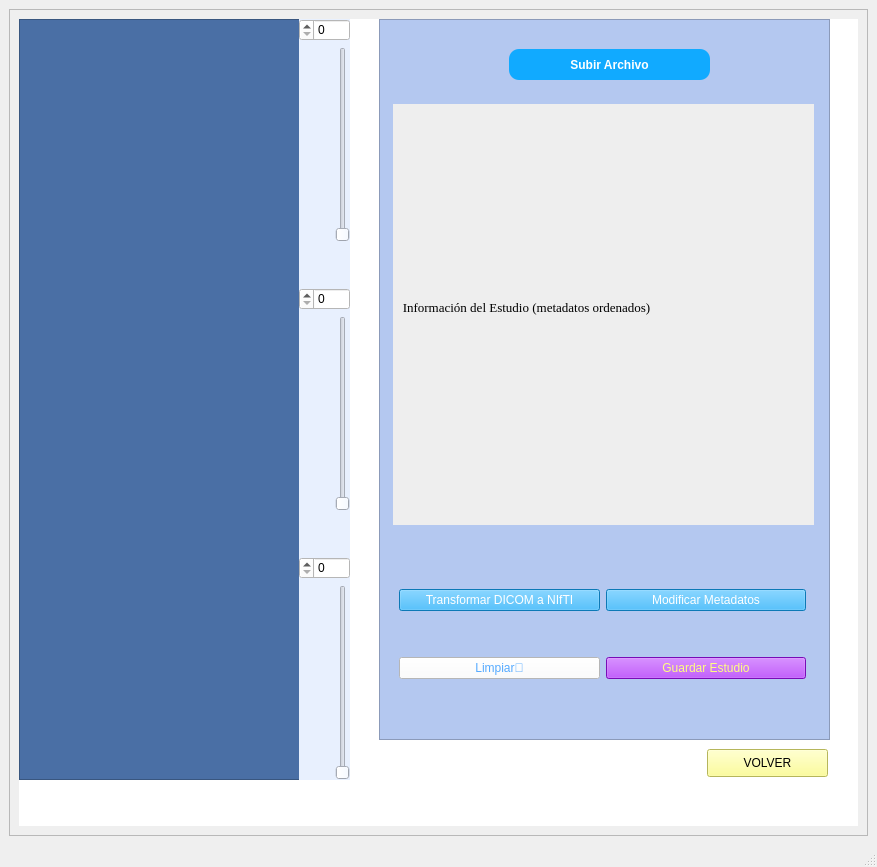
First picture: the form in archivosUI/imagenMedicaPanel_ventana.ui, repository SofiaMarcano/TrabajoFinal, before the edit.
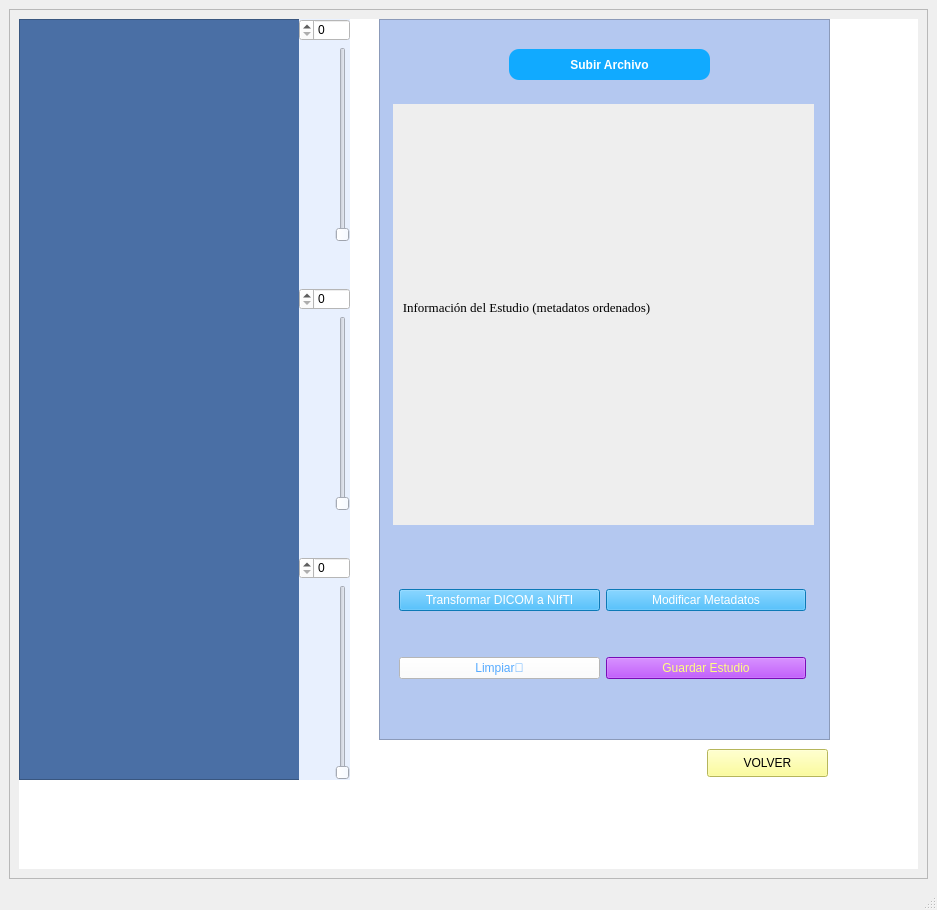
Second picture: the form after the edit. Icons and pictures are not drawn.

Commit message: Ajusté el bug de las imágenes y el botón volver

Patch:
```diff
--- a/archivosUI/imagenMedicaPanel_ventana.ui
+++ b/archivosUI/imagenMedicaPanel_ventana.ui
@@ -6,8 +6,8 @@
    <rect>
     <x>0</x>
     <y>0</y>
-    <width>877</width>
-    <height>867</height>
+    <width>937</width>
+    <height>910</height>
    </rect>
   </property>
   <property name="windowTitle">
```
Left out of the diff: 59 changed lines with no effect on the pictures.
